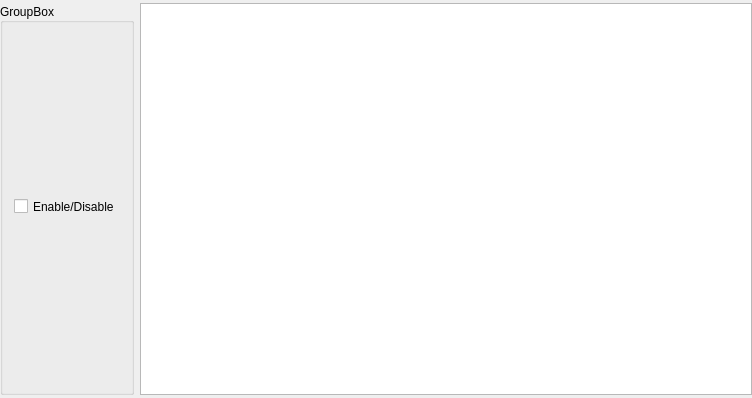
This is PropRow.ui in daemonangel/Ditaform as Qt 5 draws it before an edit. The edited form follows.
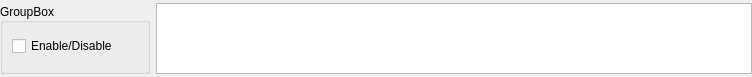
This is the edited form.

```diff
--- a/PropRow.ui
+++ b/PropRow.ui
@@ -7,9 +7,27 @@
     <x>0</x>
     <y>0</y>
     <width>752</width>
-    <height>398</height>
+    <height>77</height>
    </rect>
   </property>
+  <property name="sizePolicy">
+   <sizepolicy hsizetype="Expanding" vsizetype="Expanding">
+    <horstretch>0</horstretch>
+    <verstretch>0</verstretch>
+   </sizepolicy>
+  </property>
+  <property name="minimumSize">
+   <size>
+    <width>0</width>
+    <height>0</height>
+   </size>
+  </property>
+  <property name="baseSize">
+   <size>
+    <width>0</width>
+    <height>0</height>
+   </size>
+  </property>
   <property name="windowTitle">
    <string>PropRow</string>
   </property>
@@ -36,14 +54,14 @@
    <item row="0" column="0">
     <widget class="QGroupBox" name="propRow_group">
      <property name="sizePolicy">
-      <sizepolicy hsizetype="Expanding" vsizetype="Expanding">
+      <sizepolicy hsizetype="MinimumExpanding" vsizetype="MinimumExpanding">
        <horstretch>0</horstretch>
        <verstretch>0</verstretch>
       </sizepolicy>
      </property>
      <property name="minimumSize">
       <size>
-       <width>100</width>
+       <width>150</width>
        <height>0</height>
       </size>
      </property>
@@ -57,13 +75,16 @@
       <property name="sizeConstraint">
        <enum>QLayout::SetDefaultConstraint</enum>
       </property>
+      <property name="leftMargin">
+       <number>9</number>
+      </property>
       <property name="topMargin">
        <number>9</number>
       </property>
       <item>
        <widget class="QCheckBox" name="propRow_check">
         <property name="sizePolicy">
-         <sizepolicy hsizetype="Expanding" vsizetype="Expanding">
+         <sizepolicy hsizetype="Preferred" vsizetype="Preferred">
           <horstretch>0</horstretch>
           <verstretch>0</verstretch>
          </sizepolicy>
```
